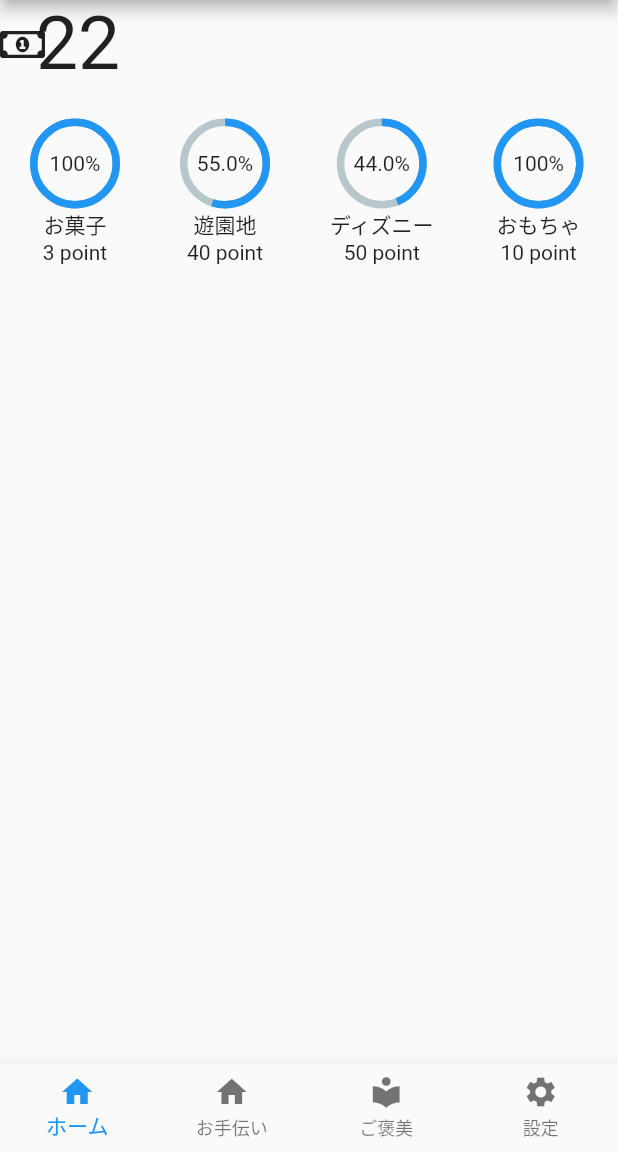
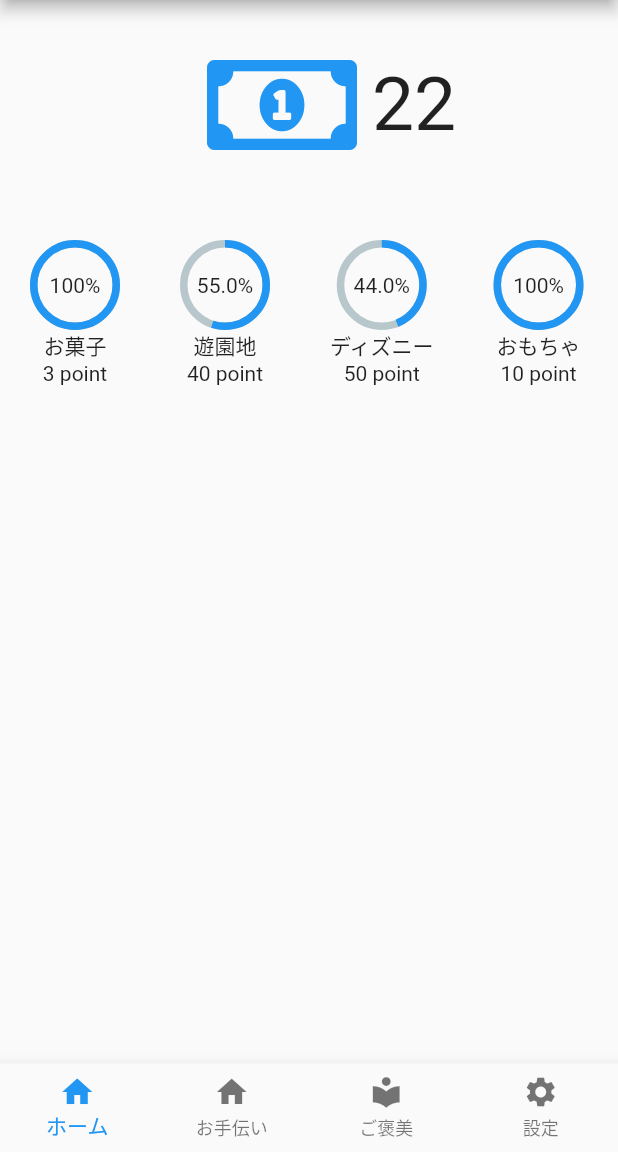
Before and after one commit to kazumaz/dama_app, a Flutter app: the screen it shows after launch, on a phone screen of 412 x 824 dp, the part 84-1236 px from its top. Run offline on Flutter 3.47's test engine with Material 2 defaults, Android fonts, the phone set to English and light mode, and no system bars; drawn by our look-alikes of percent_indicator; our stand-ins replace flutter_icons.

Commit message:
デザインを微修正

```diff
--- a/lib/view/HomePage.dart
+++ b/lib/view/HomePage.dart
@@ -18,13 +18,21 @@ class HomePage extends StatelessWidget {
     return Scaffold(
         body: Column(children: <Widget>[
       Row(
-        children: <Widget>[
-        Icon(FontAwesome.money),
-      Text(
-        totalPoints.toString(),
-        style: TextStyle(fontSize: 50.0),
-      ),]
-      ),
+          mainAxisSize: MainAxisSize.max,
+          mainAxisAlignment: MainAxisAlignment.center,
+          children: <Widget>[
+            Padding(
+                padding: EdgeInsets.all(30.0),
+                child: Icon(
+                  FontAwesome.money,
+                  color: Colors.blue,
+                  size: 80.0,
+                )),
+            Text(
+              totalPoints.toString(),
+              style: TextStyle(fontSize: 50.0),
+            ),
+          ]),
       SizedBox(height: 200.0, child: rewardAchievedList(list, totalPoints))
     ]));
   }
```
